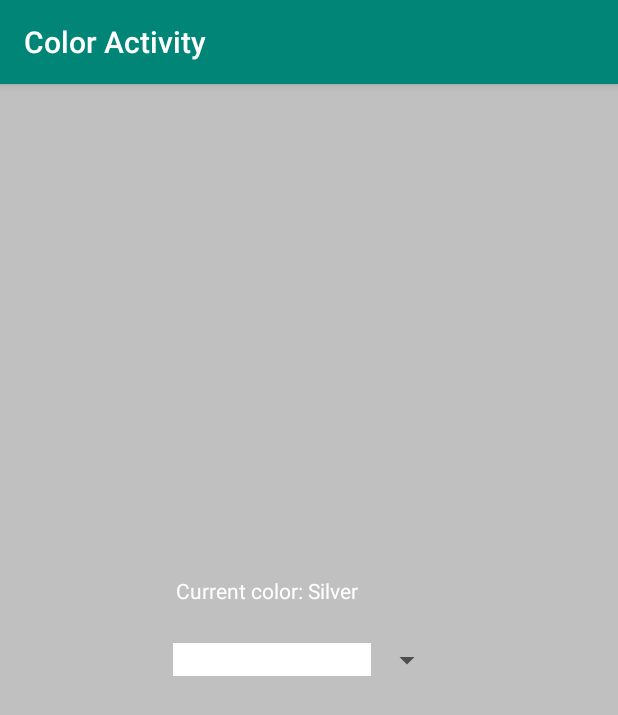
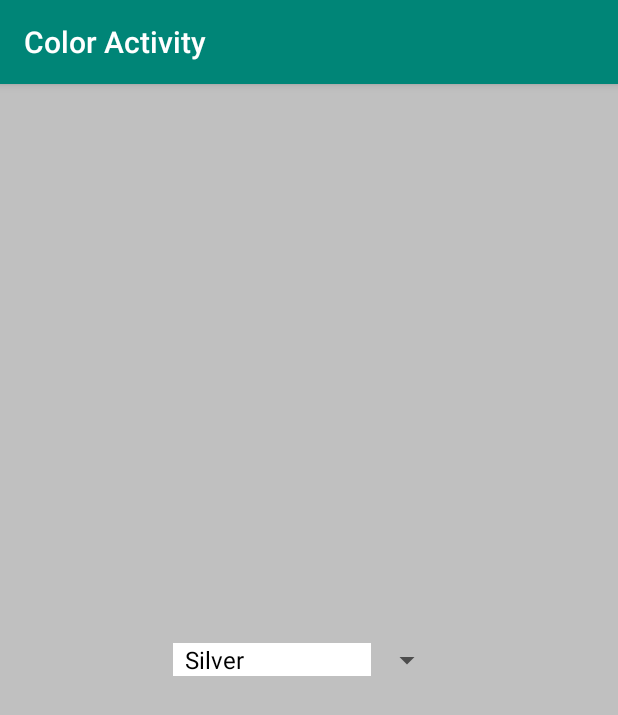
Before and after one commit to trushpatel97/ColorActivityPt4, an Android app: the screen it shows after launch (ColorActivity), on a phone screen of 412 x 824 dp. Shown: the top 715 px of the screen. Run offline under Robolectric (Android 15) with nearby library versions, the phone set to English and light mode, and no system bars.

Commit message:
Found the mistake. The colors names werent being displayed because in my ColorAdapter class, the function getElementFromColors were setting the texts to a color instead. Therefore, to fix it I changed it to array of myStrings. After I did this, it printed the apporiate text names

```diff
--- a/app/src/main/java/edu/temple/coloractivity/ColorAdapter.java
+++ b/app/src/main/java/edu/temple/coloractivity/ColorAdapter.java
@@ -42,7 +42,7 @@ public class ColorAdapter extends BaseAdapter {
     }
 
     public String getElementFromColors(int position){
-        String retrieve []=context.getResources().getStringArray(R.array.myColors);
+        String retrieve[] = context.getResources().getStringArray(R.array.myStrings);
         return retrieve[position];
     }
 
--- a/app/src/main/res/layout/activity_main.xml
+++ b/app/src/main/res/layout/activity_main.xml
@@ -22,20 +22,5 @@
         app:layout_constraintStart_toStartOf="parent"
         app:layout_constraintTop_toTopOf="parent" />
 
-    <TextView
-        android:id="@+id/colorsName"
-        android:layout_width="176dp"
-        android:layout_height="21dp"
-        android:layout_marginBottom="22dp"
-        android:text="TextView"
-        android:textAlignment="textStart"
-        android:textColor="@color/white"
-        app:layout_constraintBottom_toTopOf="@+id/spinner"
-        app:layout_constraintEnd_toEndOf="parent"
-        app:layout_constraintHorizontal_bias="0.497"
-        app:layout_constraintStart_toStartOf="parent"
-        app:layout_constraintTop_toTopOf="parent"
-        app:layout_constraintVertical_bias="1.0" />
-
 
 </androidx.constraintlayout.widget.ConstraintLayout>
```
Also changed, not shown: app/src/main/java/edu/temple/coloractivity/ColorActivity.java (+1 -11 lines).
